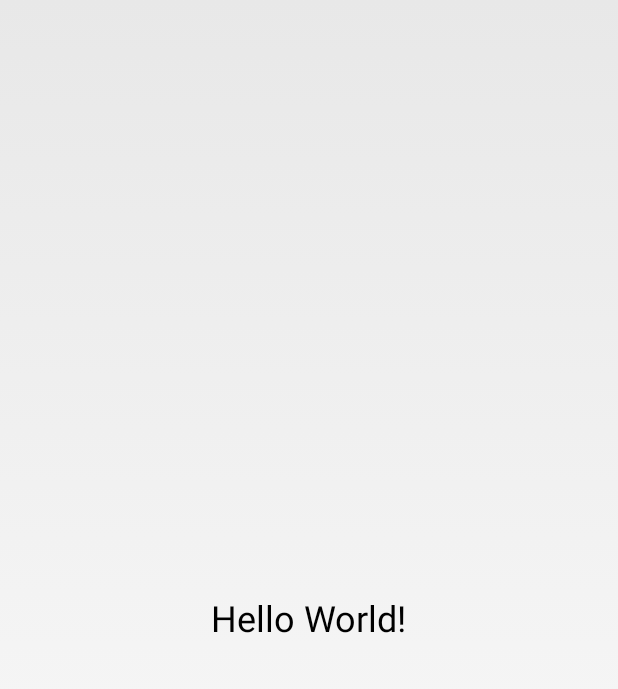
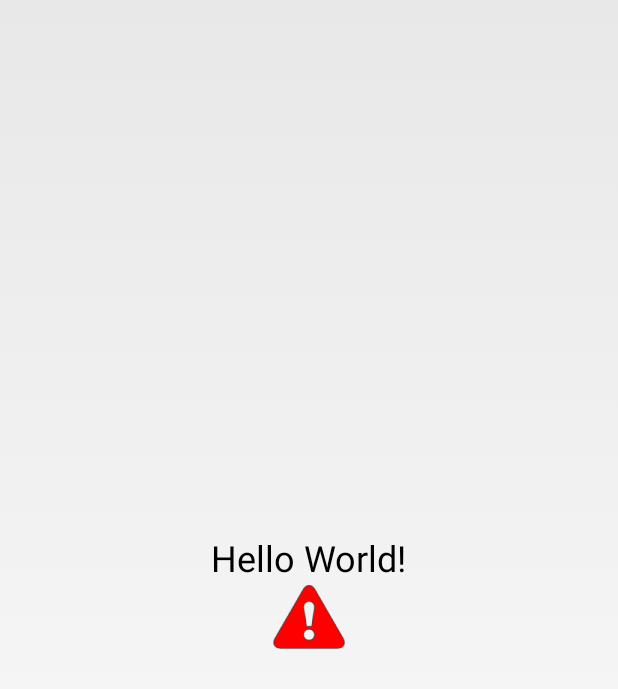
Before and after one commit to nazarovandrej/HelloWorld, an Android app: the MainActivity screen opened directly, with no data from a screen before it, on a phone screen of 412 x 824 dp. Shown: the top 689 px of the screen. Run offline under Robolectric (Android 15) with nearby library versions, the phone set to English and light mode, and no system bars; our stand-ins replace Picasso; pictures from the network do not load.

Commit message:
added downloading image with Picasso with its placeholder animation and error icon of 5 dimensions

```diff
--- a/app/src/main/java/com/github/andrejnazarov/helloworld/MainActivity.java
+++ b/app/src/main/java/com/github/andrejnazarov/helloworld/MainActivity.java
@@ -4,8 +4,15 @@ import android.app.Activity;
 import android.content.Context;
 import android.content.Intent;
 import android.os.Bundle;
+import android.widget.ImageView;
+
+import com.squareup.picasso.Picasso;
 
 public class MainActivity extends Activity {
+
+    private static final String IMAGE_URL = "http://i.imgur.com/DvpvklR.png";
+
+    private ImageView mImageView;
 
     public static Intent createExplicitIntent(Context context) {
         return new Intent(context, MainActivity.class);
@@ -15,5 +22,14 @@ public class MainActivity extends Activity {
     protected void onCreate(Bundle savedInstanceState) {
         super.onCreate(savedInstanceState);
         setContentView(R.layout.activity_main);
+
+        mImageView = (ImageView) findViewById(R.id.android_image_view);
+        Picasso.with(this)
+                .load(IMAGE_URL)
+                .resize(500, 500)
+                .centerCrop()
+                .placeholder(R.drawable.progress_animation)
+                .error(R.drawable.error)
+                .into(mImageView);
     }
 }
--- /dev/null
+++ b/app/src/main/res/drawable/progress_animation.xml
@@ -0,0 +1,6 @@
+<?xml version="1.0" encoding="utf-8"?>
+
+<animated-rotate xmlns:android="http://schemas.android.com/apk/res/android"
+                 android:drawable="@drawable/progress_image"
+                 android:pivotX="50%"
+                 android:pivotY="50%"/>
--- a/app/src/main/res/layout/activity_main.xml
+++ b/app/src/main/res/layout/activity_main.xml
@@ -7,10 +7,19 @@
     tools:context="com.github.andrejnazarov.helloworld.MainActivity">
 
     <TextView
-        android:textAppearance="@style/TextAppearance.AppCompat.Headline"
+        android:id="@+id/hello_text_view"
         android:layout_width="wrap_content"
         android:layout_height="wrap_content"
+        android:layout_above="@+id/android_image_view"
+        android:layout_centerHorizontal="true"
         android:text="@string/app_name"
+        android:textAppearance="@style/TextAppearance.AppCompat.Headline"/>
+
+    <ImageView
+        android:id="@+id/android_image_view"
+        android:layout_width="wrap_content"
+        android:layout_height="wrap_content"
+        android:layout_centerHorizontal="true"
         android:layout_centerVertical="true"
-        android:layout_centerHorizontal="true"/>
+        android:src="@mipmap/ic_launcher"/>
 </RelativeLayout>
```
Also changed, not shown: app/src/main/res/drawable-hdpi/error.png (added), app/src/main/res/drawable-mdpi/error.png (added), app/src/main/res/drawable-xhdpi/error.png (added), app/src/main/res/drawable-xxhdpi/error.png (added), app/src/main/res/drawable-xxxhdpi/error.png (added), app/src/main/res/drawable/progress_image.png (added).
